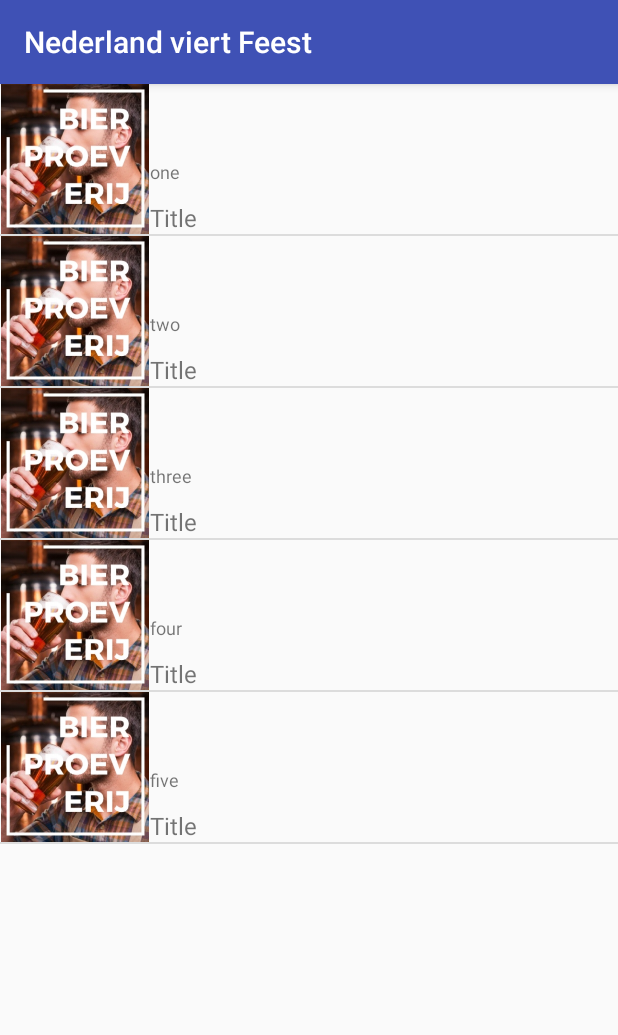
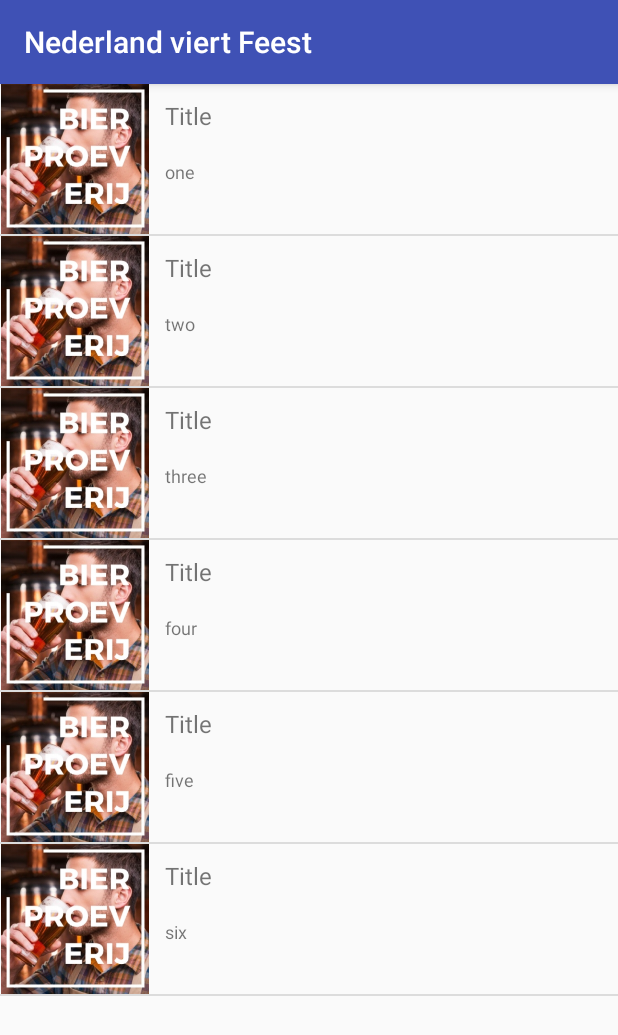
Before and after one commit to MaikelDesign/nederland-vier-feest-android, an Android app: the screen it shows after launch (MainActivity), on a phone screen of 412 x 824 dp. Shown: the top 1035 px of the screen. Run offline under Robolectric (Android 15) with nearby library versions, the phone set to English and light mode, and no system bars; our stand-ins replace Volley; network calls fail.

Commit message:
Array extended and item layout configuration xml

```diff
--- a/app/src/main/java/nl/fressh/nederlandviertfeest/MainActivity.java
+++ b/app/src/main/java/nl/fressh/nederlandviertfeest/MainActivity.java
@@ -56,7 +56,7 @@ public class MainActivity extends AppCompatActivity {
     private void populateListView(){
 
         // create list items
-        String[] myItems = {"one", "two", "three", "four", "five"};
+        String[] myItems = {"one", "two", "three", "four", "five", "six"};
 //        ImageView image;
 
         // build adapter
--- a/app/src/main/res/layout/da_item.xml
+++ b/app/src/main/res/layout/da_item.xml
@@ -10,23 +10,22 @@
         android:src="@drawable/eventimg" />
 
     <TextView
+        android:id="@+id/title"
+        android:layout_width="fill_parent"
+        android:layout_height="wrap_content"
+        android:layout_toRightOf="@id/imageView1"
+        android:textSize="16sp"
+        android:paddingLeft="10dp"
+        android:paddingTop="10dp"
+        android:text="Title" />
+
+    <TextView
         android:id="@+id/detaillist"
         android:layout_width="fill_parent"
         android:layout_height="50dp"
         android:layout_alignParentBottom="true"
         android:layout_toRightOf="@id/imageView1"
-
+        android:paddingLeft="10dp"
         android:textSize="12sp" />
 
-    <TextView
-        android:id="@+id/title"
-        android:layout_width="fill_parent"
-        android:layout_height="wrap_content"
-        android:layout_alignParentBottom="true"
-        android:layout_toRightOf="@id/imageView1"
-        android:textSize="16sp"
-        android:text="Title" />
-
-
-
 </RelativeLayout>
```
